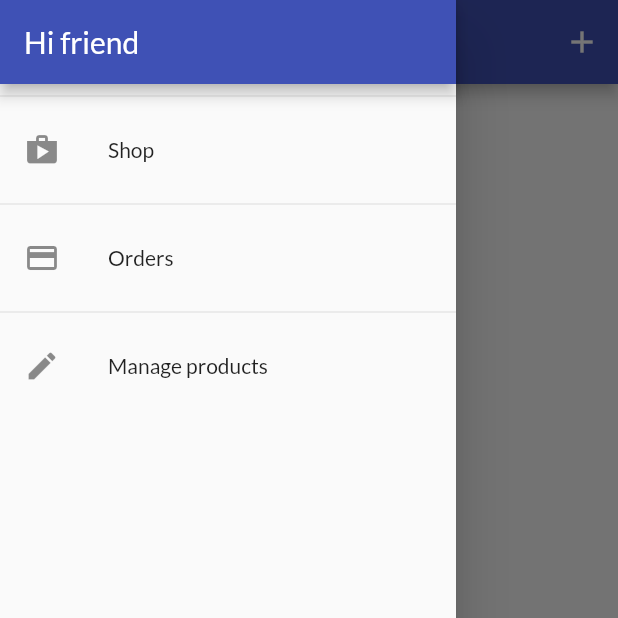
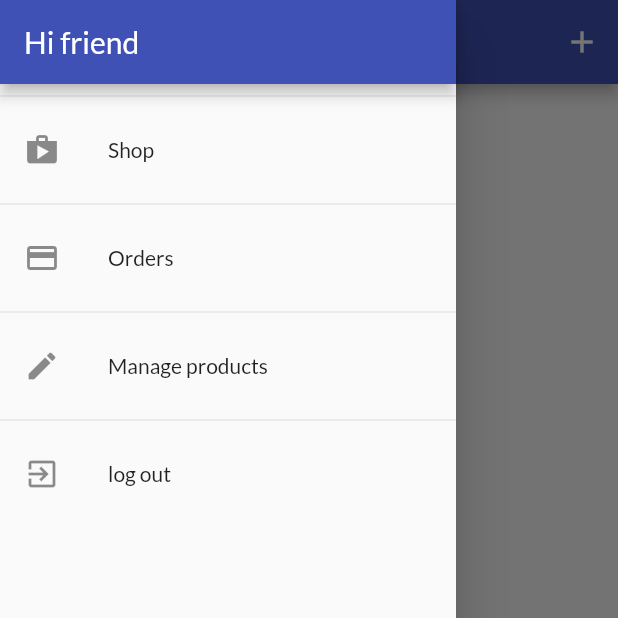
Before and after one commit to AfnanSD/shop_app, a Flutter app: the UserProductsScreen screen opened by its route, with the side drawer open, on a phone screen of 412 x 824 dp, the top half of it. Run offline on Flutter 3.47's test engine with Material 2 defaults, Android fonts, the phone set to English and light mode, and no system bars; network calls fail.

Commit message:
logout - orders for user

```diff
--- a/lib/providers/orders.dart
+++ b/lib/providers/orders.dart
@@ -22,8 +22,9 @@ class OrderItem {
 class Orders with ChangeNotifier {
   List<OrderItem> _orders = [];
   final String token;
+  final String userId;
 
-  Orders(this.token, this._orders);
+  Orders(this.token, this._orders, this.userId);
 
   List<OrderItem> get orders {
     return [..._orders];
@@ -31,7 +32,7 @@ class Orders with ChangeNotifier {
 
   Future<void> fetchAndSetOrders() async {
     final url = Uri.parse(
-        'https://shop-app-udacity-course-default-rtdb.firebaseio.com/orders.json?auth=$token');
+        'https://shop-app-udacity-course-default-rtdb.firebaseio.com/orders/$userId.json?auth=$token');
     final response = await http.get(url);
     if (jsonDecode(response.body) == null) {
       return;
@@ -64,7 +65,7 @@ class Orders with ChangeNotifier {
 
   Future<void> addOrder(List<PCartItem> products, double amount) async {
     final url = Uri.parse(
-        'https://shop-app-udacity-course-default-rtdb.firebaseio.com/orders.json?auth=$token');
+        'https://shop-app-udacity-course-default-rtdb.firebaseio.com/orders/$userId.json?auth=$token');
     final timestamp = DateTime.now();
     final response = await http.post(url,
         body: jsonEncode({
--- a/lib/screens/user_products_screen.dart
+++ b/lib/screens/user_products_screen.dart
@@ -12,12 +12,13 @@ class UserProductsScreen extends StatelessWidget {
 
   Future<void> _refreshData(BuildContext context) async {
     await Provider.of<ProductsProvider>(context, listen: false)
-        .fetchAndSetProducts();
+        .fetchAndSetProducts(true);
   }
 
   @override
   Widget build(BuildContext context) {
-    final productsData = Provider.of<ProductsProvider>(context);
+    print('object');
+    //final productsData = Provider.of<ProductsProvider>(context);
     return Scaffold(
       appBar: AppBar(
         title: const Text('Your products'),
@@ -30,11 +31,19 @@ class UserProductsScreen extends StatelessWidget {
         ],
       ),
       drawer: const AppDrawer(),
-      body: RefreshIndicator(
+      body: FutureBuilder(
+        future: _refreshData(context),
+        builder: (context, snapshot) =>
+            snapshot.connectionState == ConnectionState.waiting
+                ? const Center(
+                    child: CircularProgressIndicator(),
+                  )
+                : RefreshIndicator(
                     onRefresh: () {
                       return _refreshData(context);
                     },
-        child: Padding(
+                    child: Consumer<ProductsProvider>(
+                      builder: (context, productsData, child) => Padding(
                         padding: const EdgeInsets.all(8),
                         child: ListView.builder(
                           itemCount: productsData.items.length,
@@ -47,6 +56,8 @@ class UserProductsScreen extends StatelessWidget {
                         ),
                       ),
                     ),
+                  ),
+      ),
     );
   }
 }
--- a/lib/widgets/app_drawer.dart
+++ b/lib/widgets/app_drawer.dart
@@ -1,4 +1,6 @@
 import 'package:flutter/material.dart';
+import 'package:provider/provider.dart';
+import 'package:shop_app/providers/auth.dart';
 import 'package:shop_app/screens/orders_screen.dart';
 import 'package:shop_app/screens/prouducts_overview_screen.dart';
 import 'package:shop_app/screens/user_products_screen.dart';
@@ -39,10 +41,20 @@ class AppDrawer extends StatelessWidget {
           ),
           const Divider(),
           ListTile(
-              leading: const Icon(Icons.edit),
-              title: const Text('Manage products'),
-              onTap: (() => Navigator.of(context)
-                  .pushReplacementNamed(UserProductsScreen.routName))),
+            leading: const Icon(Icons.edit),
+            title: const Text('Manage products'),
+            onTap: (() => Navigator.of(context)
+                .pushReplacementNamed(UserProductsScreen.routName)),
+          ),
+          const Divider(),
+          ListTile(
+            leading: const Icon(Icons.exit_to_app),
+            title: const Text('log out'),
+            onTap: () {
+              Navigator.of(context).pop();
+              Provider.of<Auth>(context, listen: false).logOut();
+            },
+          ),
         ],
       ),
     );
```
Also changed, not shown: lib/main.dart (+7 -4 lines), lib/providers/auth.dart (+9 -2 lines), lib/providers/products_provider.dart (+5 -2 lines), lib/screens/orders_screen.dart (+9 -5 lines). Lines whose indentation alone changed are shown as unchanged.
